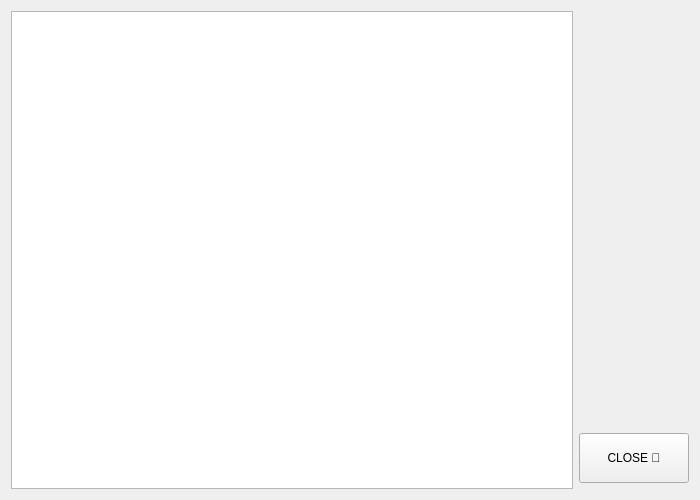
Qt form Chat-Application/showcontact.ui (verina101/Chat-Application) before a commit.
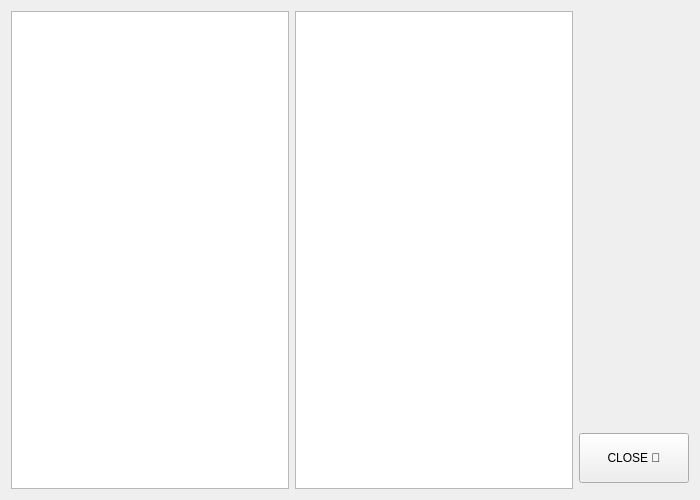
The same form after that commit.

```diff
--- a/Chat-Application/showcontact.ui
+++ b/Chat-Application/showcontact.ui
@@ -39,6 +39,9 @@
      </property>
     </widget>
    </item>
+   <item>
+    <widget class="QListWidget" name="listWidget_2"/>
+   </item>
    <item>
     <layout class="QVBoxLayout" name="verticalLayout">
      <property name="bottomMargin">
```
